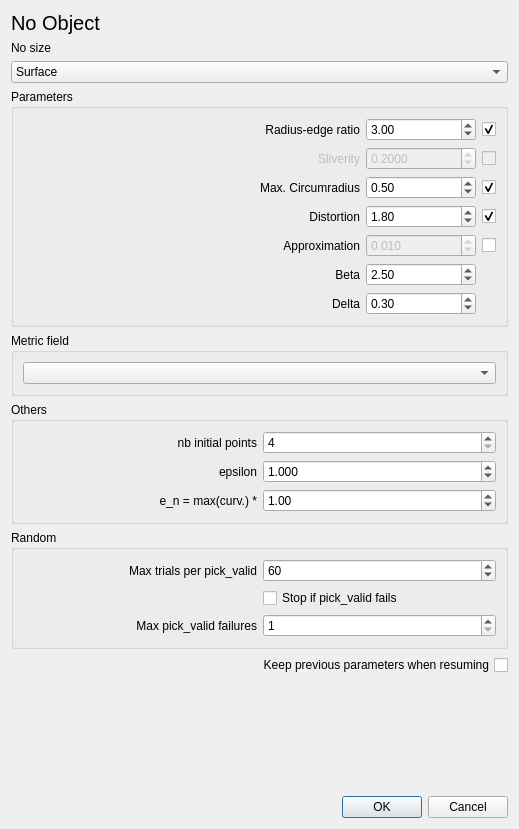
Old version of the form Anisotropic_mesh_3/demo/ui_files/Aniso_meshing_dialog.ui in the repository MaelRL/cgal.
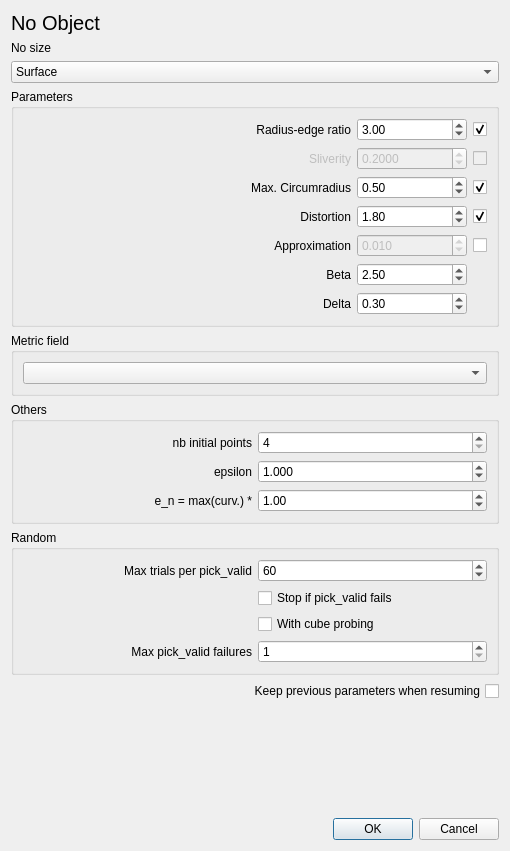
New version of the form.

Commit message: Cube probing for the pickvalid : tests a cube of points around the circumenter and color them

Patch:
```diff
--- a/Anisotropic_mesh_3/demo/ui_files/Aniso_meshing_dialog.ui
+++ b/Anisotropic_mesh_3/demo/ui_files/Aniso_meshing_dialog.ui
@@ -9,8 +9,8 @@
    <rect>
     <x>0</x>
     <y>0</y>
-    <width>519</width>
-    <height>829</height>
+    <width>510</width>
+    <height>851</height>
    </rect>
   </property>
   <property name="windowTitle">
@@ -509,6 +509,13 @@
         </property>
        </widget>
       </item>
+      <item row="2" column="1">
+       <widget class="QCheckBox" name="cube_probing">
+        <property name="text">
+         <string>With cube probing</string>
+        </property>
+       </widget>
+      </item>
      </layout>
     </widget>
    </item>
```
The commit also changes 5 other files.
